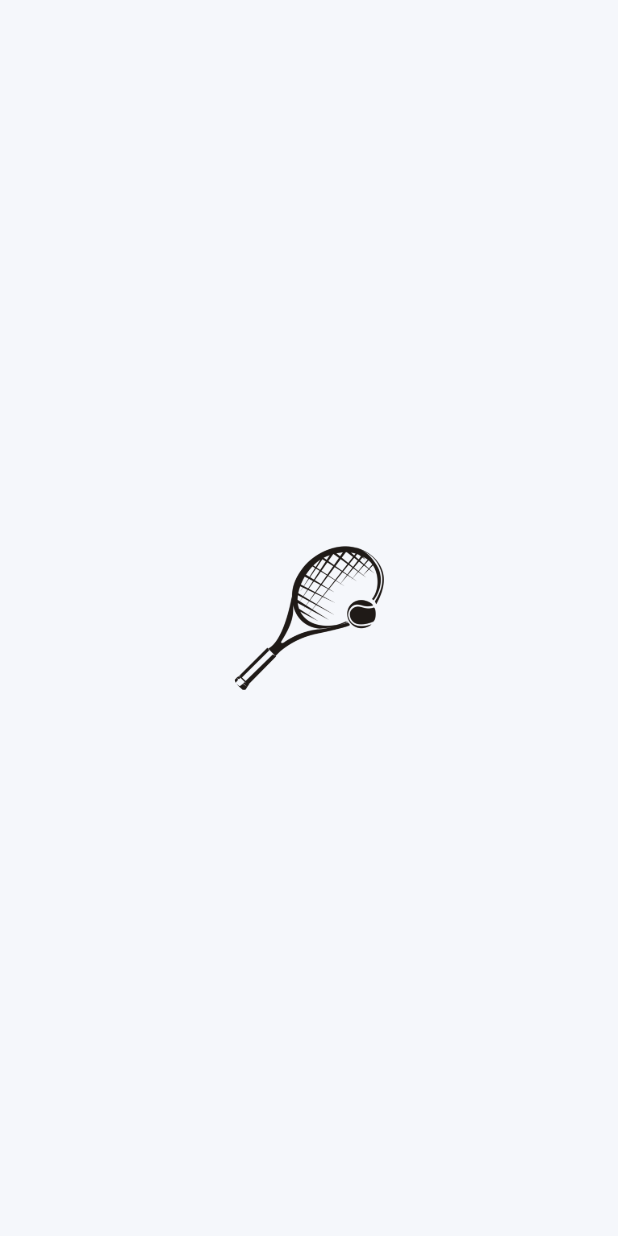
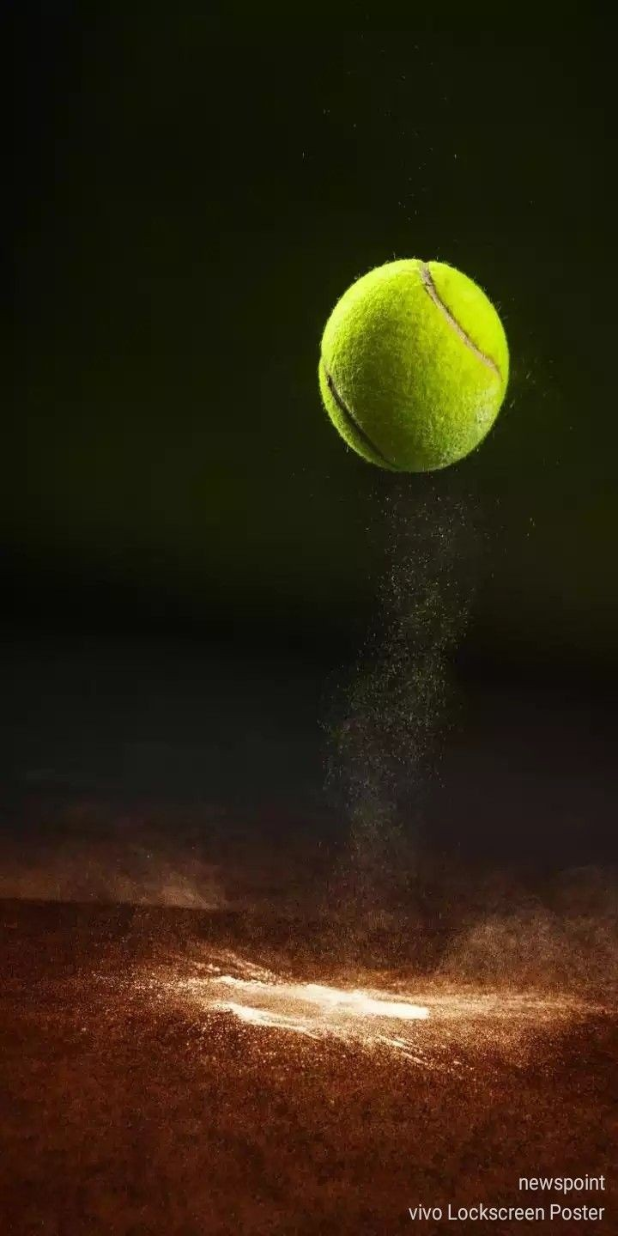
Before and after one commit to alejogrande/agendamientos, a Flutter app: the SplashScreen screen opened by its route, on a phone screen of 412 x 824 dp. Run offline on Flutter 3.47's test engine with Material 2 defaults, Android fonts, the phone set to English and light mode, and no system bars; our stand-ins replace google_fonts, sqflite; accounts and stored records are empty.

```diff
--- a/lib/data/constans.dart
+++ b/lib/data/constans.dart
@@ -6,6 +6,10 @@ class Routes {
 
 class Assets {
    static const String logo = "lib/resources/images/logo.png";
+   static const String splashImage = "lib/resources/images/splash_image.jpg";
+   static const String courtRecreative = "lib/resources/images/splash_image.jpg";
+   static const String courtProfessional = "lib/resources/images/splash_image.jpg";
+   static const String courtTraining = "lib/resources/images/splash_image.jpg";
 }
 
 class Const {
--- a/lib/data/models/court_model.dart
+++ b/lib/data/models/court_model.dart
@@ -1,3 +1,5 @@
+import 'package:agendamientos/data/constans.dart';
+
 class Court {
   final int id;
   final String name;
@@ -34,17 +36,17 @@ List<Court> courts = [
       name: "A",
       size: "34,74 x 17,07 mts",
       details: "Recreativa",
-      image: ""),
+      image: Assets.courtRecreative),
   const Court(
       id: 2002,
       name: "B",
       size: "36,57 x 18,29 mts",
       details: "Entrenamiento",
-      image: ""),
+      image: Assets.courtTraining),
   const Court(
       id: 2003,
       name: "C",
       size: "40,23 x 20,11 mts",
       details: "Profesional",
-      image: "")
+      image: Assets.courtProfessional)
 ];
--- a/lib/features/splash/splash_screen.dart
+++ b/lib/features/splash/splash_screen.dart
@@ -13,21 +13,20 @@ class _SplashScreenState extends State<SplashScreen> {
   @override
   void initState() {
     super.initState();
-    Future.delayed(const Duration(seconds: Const.splashDuration),
-        () => Navigator.pushReplacementNamed(context, Routes.home));
+     Future.delayed(const Duration(seconds: Const.splashDuration),
+       () => Navigator.pushReplacementNamed(context, Routes.home));
   }
 
   @override
   Widget build(BuildContext context) {
     return Scaffold(
-      body: Center(
-        child: ClipRRect(
-          borderRadius: BorderRadius.circular(Const.radius),
-          child: Image.asset(
-            Assets.logo,
-            width: 100,
-            height: 100,
-          ),
+      body: Container(
+        height: double.infinity,
+        width: double.infinity,
+        child: Image.asset(
+          Assets.splashImage,
+          fit: BoxFit.fill,
+
         ),
       ),
     );
```
Also changed, not shown: lib/features/court_selection/court_selection.dart (added), lib/resources/images/entrenamiento.jpg (added), lib/resources/images/profesional.jpg (added), lib/resources/images/receativa.jpg (added), lib/resources/images/splash_image.jpg (added).
